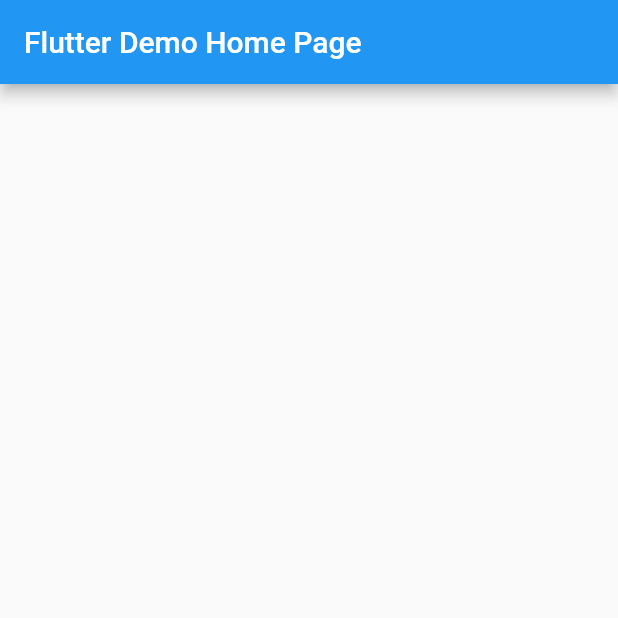
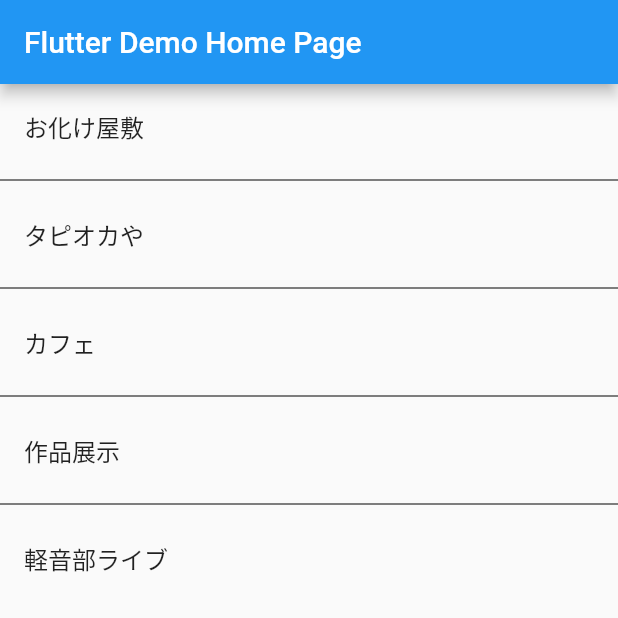
Before and after one commit to yamanetaisei/machico, a Flutter app: the screen it shows after launch, on a phone screen of 412 x 824 dp, the top half of it. Run offline on Flutter 3.47's test engine with Material 2 defaults, Android fonts, the phone set to English and light mode, and no system bars.

Commit message:
tableViewを実装、ダミーデータを挿入

```diff
--- a/machico/lib/main.dart
+++ b/machico/lib/main.dart
@@ -12,7 +12,6 @@ class MyApp extends StatelessWidget {
     return MaterialApp(
       title: 'Flutter Demo',
       theme: ThemeData(
-
 
 
         primarySwatch: Colors.blue,
@@ -44,17 +43,33 @@ class _MyHomePageState extends State<MyHomePage> {
 
         title: Text(widget.title),
       ),
-      body: Center(
-
-        child: Column(
-
-          mainAxisAlignment: MainAxisAlignment.center,
-          children: <Widget>[
-
-          ],
-        ),
+      body: ListView.separated(
+          itemCount: listTiles.length,
+          separatorBuilder: (BuildContext context, int index) => Divider(color: Colors.black,),
+        itemBuilder: (BuildContext context, int index) {
+          return listTiles[index];
+        },
       ),
       // This trailing comma makes auto-formatting nicer for build methods.
     );
   }
+
+  //ダミーデータ↓
+  static const List<Widget> listTiles = const <Widget>[
+    ListTile(
+      title: Text('お化け屋敷'),
+    ),
+    ListTile(
+      title: Text('タピオカや'),
+    ),
+    ListTile(
+      title: Text('カフェ'),
+    ),
+    ListTile(
+      title: Text('作品展示'),
+    ),
+    ListTile(
+      title: Text('軽音部ライブ'),
+    ),
+  ];
 }
```
